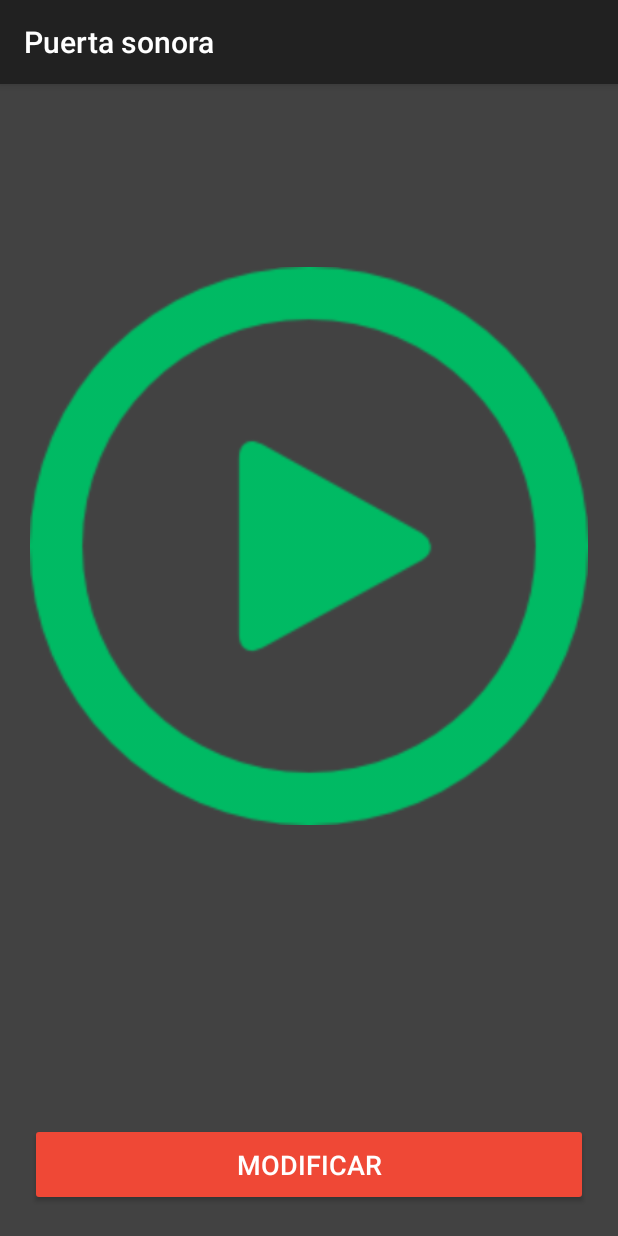
After one commit to puercos/puercos-android, an Android app: the CurrentPasswordActivity screen opened directly, with no data from a screen before it, on a phone screen of 412 x 824 dp. The commit adds this screen. Run offline under Robolectric (Android 15) with nearby library versions, the light colour scheme and no system bars; libraries missing offline, so code that uses them is left out: be.tarsos.dsp, org.firezenk.audiowaves; network calls fail; pictures from the network do not load.

Commit message:
Added current password reproduction screen. Local audio reproduction bug fixed

```diff
--- a/app/src/main/AndroidManifest.xml
+++ b/app/src/main/AndroidManifest.xml
@@ -28,7 +28,8 @@
             </intent-filter>
         </activity>
         <activity android:name=".activities.AccelerometerRecordActivity" />
-        <activity android:name=".activities.SelectRecordMethodActivity"></activity>
+        <activity android:name=".activities.SelectRecordMethodActivity" />
+        <activity android:name=".activities.CurrentPasswordActivity"></activity>
     </application>
 
 </manifest>
--- a/app/src/main/java/com/puercos/puercos/activities/AccelerometerRecordActivity.java
+++ b/app/src/main/java/com/puercos/puercos/activities/AccelerometerRecordActivity.java
@@ -55,7 +55,7 @@ public class AccelerometerRecordActivity extends BaseActivity {
                 // Decrements time and sets the new
                 // remaining time to the TextView
                 remainingTime -= 1;
-                Log.d("MicrophoneRecordActivity", "Modifying remaining time " + mTxtTimer.getText().toString());
+                Log.d("MicrophoneActivity", "Remaining time " + mTxtTimer.getText().toString());
                 mTxtTimer.setText(String.valueOf(remainingTime));
                 mHandler.postDelayed(this, TIME_INTERVAL);
             } else {
@@ -72,7 +72,6 @@ public class AccelerometerRecordActivity extends BaseActivity {
                 }
                 startActivity(intent);
             }
-
         }
     };
 
--- /dev/null
+++ b/app/src/main/java/com/puercos/puercos/activities/CurrentPasswordActivity.java
@@ -0,0 +1,102 @@
+package com.puercos.puercos.activities;
+
+import android.content.Intent;
+import android.support.v7.app.AppCompatActivity;
+import android.os.Bundle;
+import android.view.View;
+import android.widget.ImageButton;
+
+import com.puercos.puercos.R;
+import com.puercos.puercos.model.SoundPassword;
+import com.puercos.puercos.utils.SoundPasswordPersistor;
+import com.puercos.puercos.utils.sound.PasswordSoundPlayer;
+
+public class CurrentPasswordActivity extends AppCompatActivity {
+
+    private ImageButton playButton;
+
+    private SoundPassword soundPassword;
+    private PasswordSoundPlayer passwordSoundPlayer;
+
+    @Override
+    protected void onCreate(Bundle savedInstanceState) {
+        super.onCreate(savedInstanceState);
+        setContentView(R.layout.activity_current_password);
+
+        playButton = (ImageButton) findViewById(R.id.current_password_play_button);
+
+        this.soundPassword = new SoundPasswordPersistor(this).getSoundPassword();
+        if(!this.soundPassword.getPauses().isEmpty()) {
+            this.passwordSoundPlayer = new PasswordSoundPlayer(this, this.soundPassword);
+        }
+
+//        playDefaultSound();
+    }
+
+    // Private methods
+    public void playDefaultSound() {
+        if (soundPassword == null || soundPassword.getPauses().isEmpty()) {
+            return;
+        }
+
+        // passwordSoundPlayer se inicializa cuando
+        // se recibe un SoundPassword desde el intent que genera el activity
+        // Si esto no se recibe, entonces va a ser nulo (igualmente no deberia pasar)
+        if (this.passwordSoundPlayer == null) {
+            // Si es nulo, entonces finalizamos el metodo aqui.
+            return;
+        }
+
+        // Verificamos que no este reproduciendo ya una contraseña.
+        if (this.passwordSoundPlayer.isPlayingPassword()) {
+            // Si es así y está reproduciendo una contraseña,
+            // entonces no volvemos a reproducir otra más arriba.
+            return;
+        }
+
+//        this.playButton.setImageResource(R.drawable.stop);
+        this.passwordSoundPlayer.playPassword(new PasswordSoundPlayer.PasswordPlayingCompletionHandler() {
+            @Override
+            public void hasFinishedPlayingPassword() {
+//                playButton.setImageResource(R.drawable.play);
+            }
+        });
+    }
+
+    // Selectors
+    public void onPlayButtonClick(View view) {
+
+        if (soundPassword == null || soundPassword.getPauses().isEmpty()) {
+            return;
+        }
+
+        // passwordSoundPlayer se inicializa cuando
+        // se recibe un SoundPassword desde el intent que genera el activity
+        // Si esto no se recibe, entonces va a ser nulo (igualmente no deberia pasar)
+        if (this.passwordSoundPlayer == null) {
+            // Si es nulo, entonces finalizamos el metodo aqui.
+            return;
+        }
+
+        // Verificamos que no este reproduciendo ya una contraseña.
+        if (this.passwordSoundPlayer.isPlayingPassword()) {
+            // Si es así y está reproduciendo una contraseña,
+            // entonces no volvemos a reproducir otra más arriba.
+            return;
+        }
+
+        this.playButton.setImageResource(R.drawable.stop);
+        this.passwordSoundPlayer.playPassword(new PasswordSoundPlayer.PasswordPlayingCompletionHandler() {
+            @Override
+            public void hasFinishedPlayingPassword() {
+                playButton.setImageResource(R.drawable.play);
+            }
+        });
+    }
+
+    public void onModifyButtonClick(View view) {
+        Intent intent = new Intent(this, MainActivity.class);
+        startActivity(intent);
+    }
+
+}
--- a/app/src/main/java/com/puercos/puercos/activities/DoorStatusActivity.java
+++ b/app/src/main/java/com/puercos/puercos/activities/DoorStatusActivity.java
@@ -61,8 +61,8 @@ public class DoorStatusActivity extends BaseActivity {
         });
     }
 
-    public void onChangePasswordClick(View view) {
-        Intent intent = new Intent(this, MainActivity.class);
+    public void onCurrentPasswordClick(View view) {
+        Intent intent = new Intent(this, CurrentPasswordActivity.class);
         startActivity(intent);
     }
 }
--- a/app/src/main/java/com/puercos/puercos/activities/FinishEdittingPasswordActivity.java
+++ b/app/src/main/java/com/puercos/puercos/activities/FinishEdittingPasswordActivity.java
@@ -10,6 +10,7 @@ import com.puercos.puercos.R;
 import com.puercos.puercos.model.SoundPassword;
 import com.puercos.puercos.networking.NetworkListener;
 import com.puercos.puercos.networking.NetworkManager;
+import com.puercos.puercos.utils.SoundPasswordPersistor;
 import com.puercos.puercos.utils.sound.PasswordSoundPlayer;
 
 public class FinishEdittingPasswordActivity extends BaseActivity {
@@ -83,6 +84,10 @@ public class FinishEdittingPasswordActivity extends BaseActivity {
             this.manager.changePassword(soundPassword, new NetworkListener() {
                 @Override
                 public void onSuccess(String result) {
+                    // Guardamos el nuevo password en Shared Preferences
+                    SoundPasswordPersistor soundPasswordPersistor = new SoundPasswordPersistor(FinishEdittingPasswordActivity.this);
+                    soundPasswordPersistor.setSoundPassword(soundPassword);
+
                     Intent intent = new Intent(FinishEdittingPasswordActivity.this, DoorStatusActivity.class);
                     startActivity(intent);
                 }
--- a/app/src/main/java/com/puercos/puercos/activities/MicrophoneRecordActivity.java
+++ b/app/src/main/java/com/puercos/puercos/activities/MicrophoneRecordActivity.java
@@ -53,7 +53,7 @@ public class MicrophoneRecordActivity extends BaseActivity implements AudioClipL
     }
     // endregion
 
-    // region Configuration
+    // region Configurationm
     private void initViews() {
         this.mTimerView = (TimerView) findViewById(R.id.record_screen_timer);
         this.mTxtTimer = (TextView) findViewById(R.id.record_screen_txt_remaining_time);
--- a/app/src/main/java/com/puercos/puercos/model/SoundPassword.java
+++ b/app/src/main/java/com/puercos/puercos/model/SoundPassword.java
@@ -17,27 +17,44 @@ public class SoundPassword {
 
     // Attributes
     private ArrayList<Integer> pauses;
+    private ArrayList<Integer> networkPauses;
 
     // Constructors
     public SoundPassword () {
         this.pauses = new ArrayList<Integer>();
+        this.networkPauses = new ArrayList<Integer>();
     }
     public SoundPassword (String description) {
         this();
+
+        // To avoid issues with the local sound reproduction
+        this.pauses.add(0);
+        this.pauses.add(0);
+
+        if(description.isEmpty()) {
+            return;
+        }
+
         String[] pausesAsString = description.split(",");
 
         for (String pauseAsString : pausesAsString) {
             int pause = Integer.parseInt(pauseAsString);
             pauses.add(pause);
+            networkPauses.add(pause);
         }
+
     }
 
     // Public methods
     public void addPauseInMilliseconds(int pause) {
         this.pauses.add(pause);
+        this.networkPauses.add(pause);
     }
     public ArrayList<Integer> getPauses() {
         return this.pauses;
+    }
+    public ArrayList<Integer> getNetworkPauses() {
+        return this.networkPauses;
     }
 
     // toString
@@ -55,4 +72,16 @@ public class SoundPassword {
         return sb.toString();
     }
 
+    public String toStringForNetwork() {
+        StringBuilder sb = new StringBuilder();
+        for (int index = 0 ; index < this.networkPauses.size() ; index++) {
+            int pause = this.networkPauses.get(index);
+            sb.append(String.valueOf(pause));
+            if (index != this.networkPauses.size() - 1) {
+                // If it is not the last
+                sb.append(",");
+            }
+        }
+        return sb.toString();
+    }
 }
--- a/app/src/main/java/com/puercos/puercos/networking/NetworkManager.java
+++ b/app/src/main/java/com/puercos/puercos/networking/NetworkManager.java
@@ -41,7 +41,7 @@ public class NetworkManager extends HTTPClient {
         StringBuilder sb = new StringBuilder();
         sb.append(CHANGE_PASSWORD_URL);
         sb.append("=");
-        sb.append(password.toString());
+        sb.append(password.toStringForNetwork());
         sb.append("x");
         String url = sb.toString();
         super.performRequest(url, listener);
--- /dev/null
+++ b/app/src/main/java/com/puercos/puercos/utils/SoundPasswordPersistor.java
@@ -0,0 +1,45 @@
+package com.puercos.puercos.utils;
+
+import android.app.Activity;
+import android.content.SharedPreferences;
+import android.content.*;
+import android.util.Log;
+
+import com.puercos.puercos.model.SoundPassword;
+
+/**
+ * Created by germancampagno on 29/10/16.
+ */
+
+/**
+ * Clase que maneja la persistencia de la ultima contraseña sonora generada por el usuario
+ * */
+public class SoundPasswordPersistor {
+
+    // region Attributes
+    private Activity activity;
+
+    // MY_PREFS_NAME - a static String variable like:
+    //public static final String MY_PREFS_NAME = "MyPrefsFile";
+    public static final String SOUND_PASSWORD_MY_PREFERENCES_KEY = "soundPasswordFile";
+    public static final String SOUND_PASSWORD_KEY = "soundPassword";
+
+    // endregion
+
+    public SoundPasswordPersistor(Activity activity) {
+        this.activity = activity;
+    }
+
+    public void setSoundPassword(SoundPassword soundPassword) {
+        SharedPreferences.Editor editor = activity.getSharedPreferences(SOUND_PASSWORD_MY_PREFERENCES_KEY, 0).edit();
+        editor.putString(SOUND_PASSWORD_KEY, soundPassword.toString());
+        editor.commit();
+        Log.d("SoundPasswordPersistor","SetSoundPasswordOK");
+    }
+
+    public SoundPassword getSoundPassword() {
+        SharedPreferences prefs = activity.getSharedPreferences(SOUND_PASSWORD_MY_PREFERENCES_KEY, 0);
+        String soundPassword = prefs.getString(SOUND_PASSWORD_KEY, "");//"No name defined" is the default value.
+        return new SoundPassword(soundPassword);
+    }
+}
--- /dev/null
+++ b/app/src/main/res/layout/activity_current_password.xml
@@ -0,0 +1,45 @@
+<?xml version="1.0" encoding="utf-8"?>
+<LinearLayout android:layout_height="match_parent"
+    android:layout_width="match_parent"
+    android:background="@color/colorPrimaryLight"
+    android:padding="@dimen/global_padding"
+    android:orientation="vertical"
+    xmlns:android="http://schemas.android.com/apk/res/android">
+
+
+    <Space
+        android:layout_width="match_parent"
+        android:layout_height="0dp"
+        android:layout_weight="1"/>
+
+    <RelativeLayout
+        android:layout_width="match_parent"
+        android:layout_height="0dp"
+        android:layout_weight="4">
+
+        <ImageButton
+            android:id="@+id/current_password_play_button"
+            android:layout_width="match_parent"
+            android:layout_height="match_parent"
+            android:src="@drawable/play"
+            android:background="?android:selectableItemBackground"
+            android:scaleType="fitCenter"
+            android:onClick="onPlayButtonClick"/>
+
+    </RelativeLayout>
+
+    <Space
+        android:layout_width="match_parent"
+        android:layout_height="0dp"
+        android:layout_weight="2"/>
+
+    <Button
+        android:layout_width="match_parent"
+        android:layout_height="@dimen/button_regular_height"
+        android:backgroundTint="@color/colorDanger"
+        android:text="@string/txt_modify_password_button"
+        android:textColor="@color/colorWhite"
+        android:textSize="@dimen/subtitle_font_size"
+        android:onClick="onModifyButtonClick"/>
+
+</LinearLayout>
--- a/app/src/main/res/layout/activity_door_status.xml
+++ b/app/src/main/res/layout/activity_door_status.xml
@@ -50,11 +50,11 @@
     <Button
         android:layout_width="match_parent"
         android:layout_height="@dimen/button_regular_height"
-        android:text="@string/txt_change_password"
+        android:text="@string/txt_current_password"
         android:textColor="@color/colorWhite"
         android:textSize="@dimen/subtitle_font_size"
         android:backgroundTint="@color/colorPrimary"
-        android:onClick="onChangePasswordClick"/>
+        android:onClick="onCurrentPasswordClick"/>
 
     <Button
         android:layout_width="match_parent"
--- a/app/src/main/res/values/strings.xml
+++ b/app/src/main/res/values/strings.xml
@@ -13,4 +13,6 @@
     <string name="select_record_method_subtitle">Podes optar entre 2 sensores distintos del celular: el acelerometro o el microfono</string>
     <string name="txt_select_accelerometer_button">Acelerometro</string>
     <string name="txt_select_microphone_button">Microfono</string>
+    <string name="txt_modify_password_button">Modificar</string>
+    <string name="txt_current_password">ESCUCHAR CONTRASEÑA</string>
 </resources>
```
Also changed, not shown: app/src/main/java/com/puercos/puercos/utils/sound/PasswordSoundPlayer.java (+37 -0 lines).
